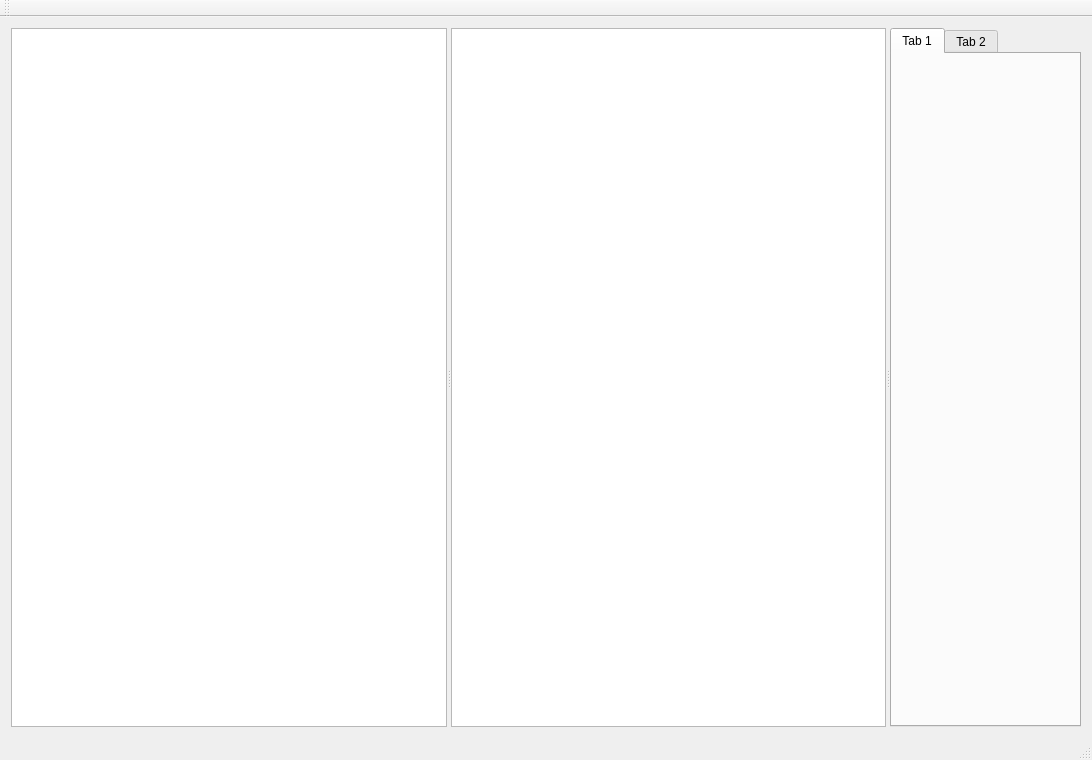
sjcbulldog/xerotune, file XeroDash/XeroDashWindow.ui: the form before one commit.
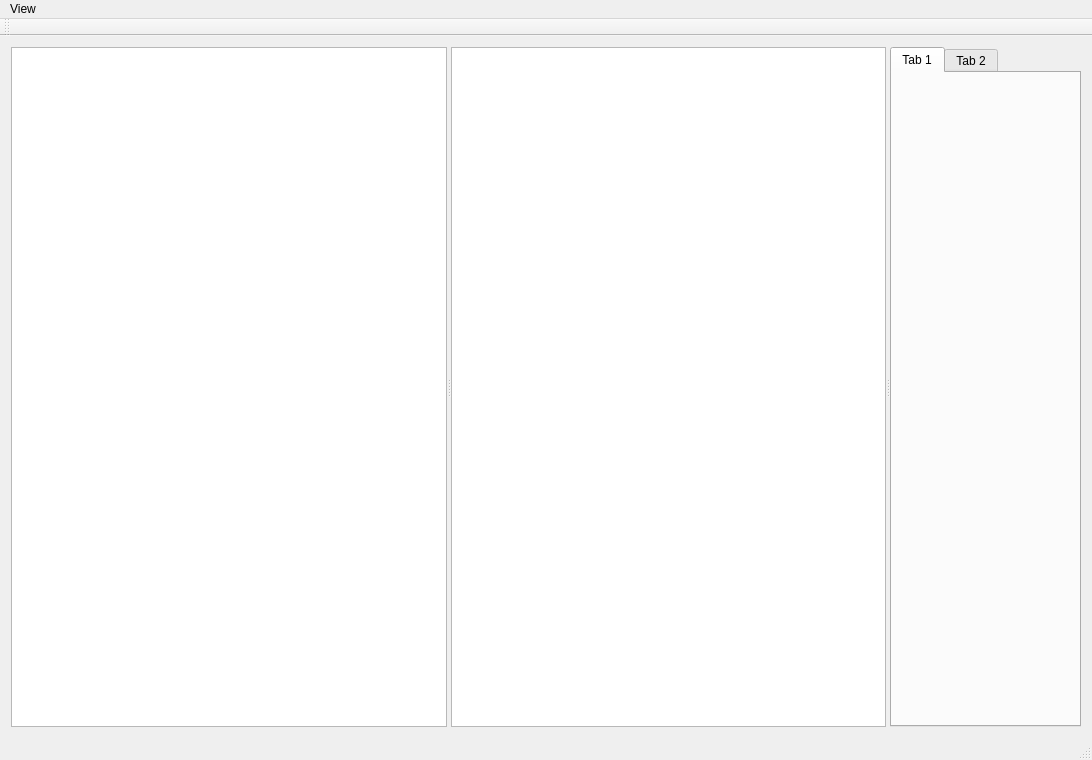
The form after the commit.

```diff
--- a/XeroDash/XeroDashWindow.ui
+++ b/XeroDash/XeroDashWindow.ui
@@ -50,6 +50,13 @@
      <height>18</height>
     </rect>
    </property>
+   <widget class="QMenu" name="menuView">
+    <property name="title">
+     <string>View</string>
+    </property>
+    <addaction name="action_new_tab_"/>
+   </widget>
+   <addaction name="menuView"/>
   </widget>
   <widget class="QToolBar" name="mainToolBar">
    <attribute name="toolBarArea">
```
Left out of the diff: 5 changed lines with no effect on the pictures.
